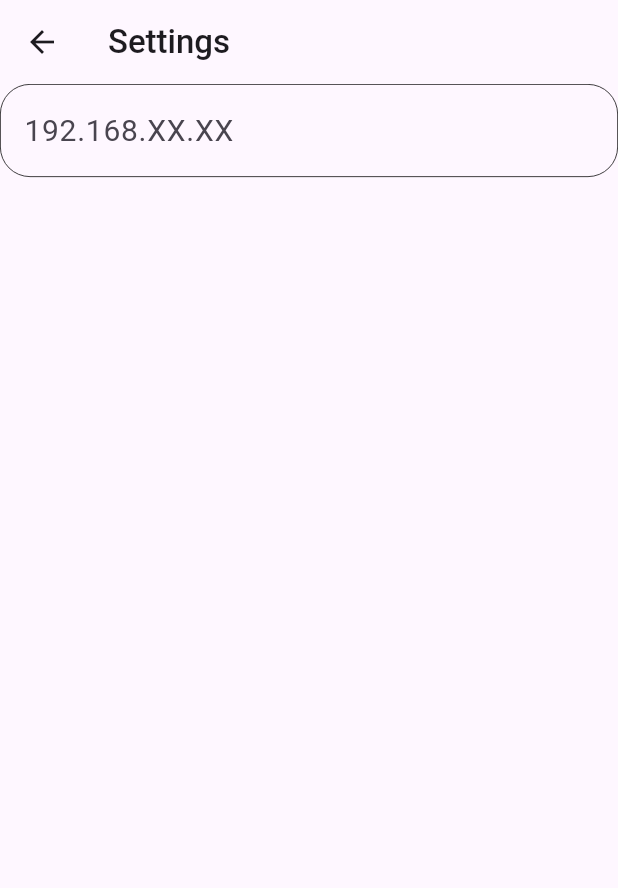
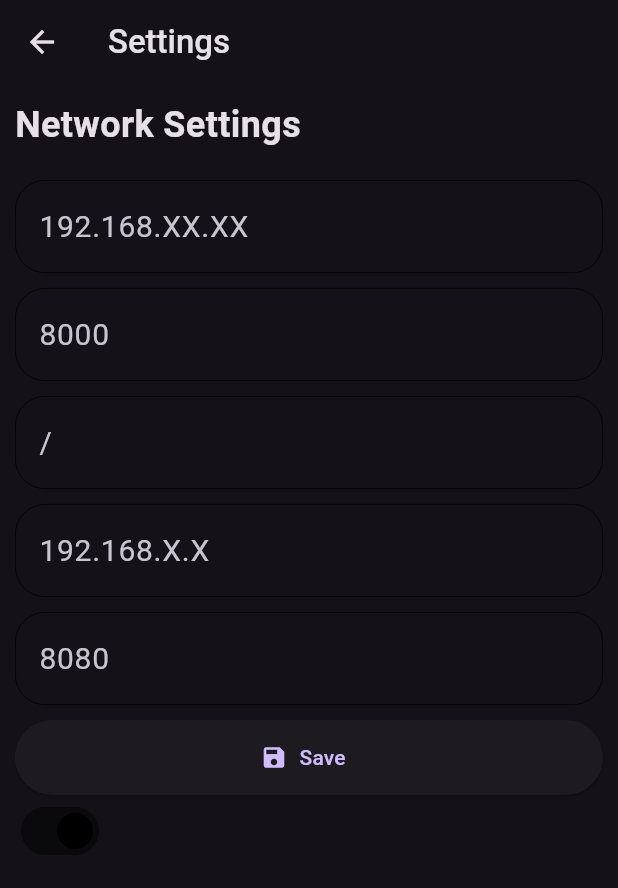
Before and after one commit to vaibhav-init/laser_slides_flutter, a Flutter app: the screen it shows after launch, after a tap on the "settings" icon, on a phone screen of 412 x 824 dp. Shown: the top 888 px of the screen. Run offline on Flutter 3.47's test engine with Material 3 defaults, Android fonts, the phone set to English and light mode, and no system bars; our stand-ins replace connectivity_plus, flutter_riverpod, shared_preferences; Roboto replaces fonts that are missing (Ubuntu).

Commit message:
dark mode (temp )

```diff
--- a/lib/common/theme.dart
+++ b/lib/common/theme.dart
@@ -0,0 +1,24 @@
+import 'package:flutter_riverpod/flutter_riverpod.dart';
+import 'package:shared_preferences/shared_preferences.dart';
+
+class DarkModeNotifier extends StateNotifier<bool> {
+  late SharedPreferences prefs;
+  Future _init() async {
+    prefs = await SharedPreferences.getInstance();
+    var darkMode = prefs.getBool("darkMode");
+    state = darkMode ?? true;
+  }
+
+  DarkModeNotifier() : super(false) {
+    _init();
+  }
+
+  void toggle() {
+    state = !state;
+    prefs.setBool("darkMode", state);
+  }
+}
+
+final darkModeProvider = StateNotifierProvider<DarkModeNotifier, bool>(
+  (ref) => DarkModeNotifier(),
+);
--- a/lib/common/widgets/custom_button.dart
+++ b/lib/common/widgets/custom_button.dart
@@ -0,0 +1,22 @@
+import 'package:flutter/material.dart';
+
+class CustomButton extends StatelessWidget {
+  final String textToUse;
+  final VoidCallback function;
+  const CustomButton({
+    super.key,
+    required this.function,
+    required this.textToUse,
+  });
+  @override
+  Widget build(BuildContext context) {
+    return ElevatedButton.icon(
+      icon: const Icon(Icons.save),
+      label: Text(textToUse),
+      onPressed: function,
+      style: ElevatedButton.styleFrom(
+        minimumSize: const Size(double.infinity, 50),
+      ),
+    );
+  }
+}
--- a/lib/main.dart
+++ b/lib/main.dart
@@ -1,5 +1,6 @@
 import 'package:flutter/material.dart';
 import 'package:flutter_riverpod/flutter_riverpod.dart';
+import 'package:laser_slides/common/theme.dart';
 import 'package:laser_slides/views/home_view.dart';
 import 'package:laser_slides/views/settings_view.dart';
 
@@ -16,11 +17,15 @@ class LaserSlides extends ConsumerWidget {
 
   @override
   Widget build(BuildContext context, WidgetRef ref) {
+    var darkMode = ref.watch(darkModeProvider);
     return MaterialApp(
         theme: ThemeData(
           fontFamily: 'Ubuntu',
           useMaterial3: true,
+          primaryColor: Colors.red,
         ),
+        darkTheme: ThemeData.dark(),
+        themeMode: darkMode ? ThemeMode.dark : ThemeMode.light,
         home: const HomeView(),
         routes: {
           '/settings': (context) => const SettingsView(),
--- a/lib/views/settings_view.dart
+++ b/lib/views/settings_view.dart
@@ -1,5 +1,7 @@
 import 'package:flutter/material.dart';
 import 'package:flutter_riverpod/flutter_riverpod.dart';
+import 'package:laser_slides/common/theme.dart';
+import 'package:laser_slides/common/widgets/custom_button.dart';
 import 'package:laser_slides/common/widgets/custom_textfield.dart';
 
 class SettingsView extends ConsumerStatefulWidget {
@@ -28,6 +30,7 @@ class _SettingsViewState extends ConsumerState<SettingsView> {
 
   @override
   Widget build(BuildContext context) {
+    var darkMode = ref.watch(darkModeProvider);
     return Scaffold(
       appBar: AppBar(
         title: const Text(
@@ -37,14 +40,71 @@ class _SettingsViewState extends ConsumerState<SettingsView> {
           ),
         ),
       ),
-      body: Column(
+      body: Padding(
+        padding: const EdgeInsets.all(10.0),
+        child: Column(
+          crossAxisAlignment: CrossAxisAlignment.start,
           children: [
+            //network settings
+            const Text(
+              'Network Settings',
+              style: TextStyle(
+                fontWeight: FontWeight.bold,
+                fontSize: 24,
+              ),
+            ),
+            const SizedBox(height: 20),
             CustomTextField(
               controller: outgoingIpAddress,
               hintText: '192.168.XX.XX',
               keyboardType: TextInputType.text,
-          )
+            ),
+            const SizedBox(height: 10),
+            CustomTextField(
+              controller: outgoingPort,
+              hintText: '8000',
+              keyboardType: TextInputType.number,
+            ),
+            const SizedBox(height: 10),
+
+            CustomTextField(
+              controller: outgoingStartPath,
+              hintText: '/',
+              keyboardType: TextInputType.text,
+            ),
+            const SizedBox(height: 10),
+
+            //checkbox (listen to incoming messages )
+            CustomTextField(
+              controller: incomingIpAddress,
+              hintText: '192.168.X.X',
+              keyboardType: TextInputType.text,
+            ),
+            const SizedBox(height: 10),
+
+            CustomTextField(
+              controller: incomingPort,
+              hintText: '8080',
+              keyboardType: TextInputType.number,
+            ),
+            const SizedBox(height: 10),
+            CustomButton(
+              function: () {},
+              textToUse: 'Save',
+            ),
+            Switch(
+                activeColor: Colors.black,
+                inactiveThumbColor: Colors.white,
+                inactiveTrackColor: Colors.white.withOpacity(0.5),
+                value: darkMode,
+                onChanged: (val) {
+                  ref.read(darkModeProvider.notifier).toggle();
+                }),
           ],
+
+          //ui settings
+          //button for dark and list mode
+        ),
       ),
     );
   }
--- a/pubspec.yaml
+++ b/pubspec.yaml
@@ -15,6 +15,7 @@ dependencies:
   flutter_riverpod: ^2.4.9
   osc: ^1.0.0
   rflutter_alert: ^2.0.7
+  shared_preferences: ^2.2.2
 
 dev_dependencies:
   flutter_test:
```
Also changed, not shown: pubspec.lock. Lines whose indentation alone changed are shown as unchanged.
